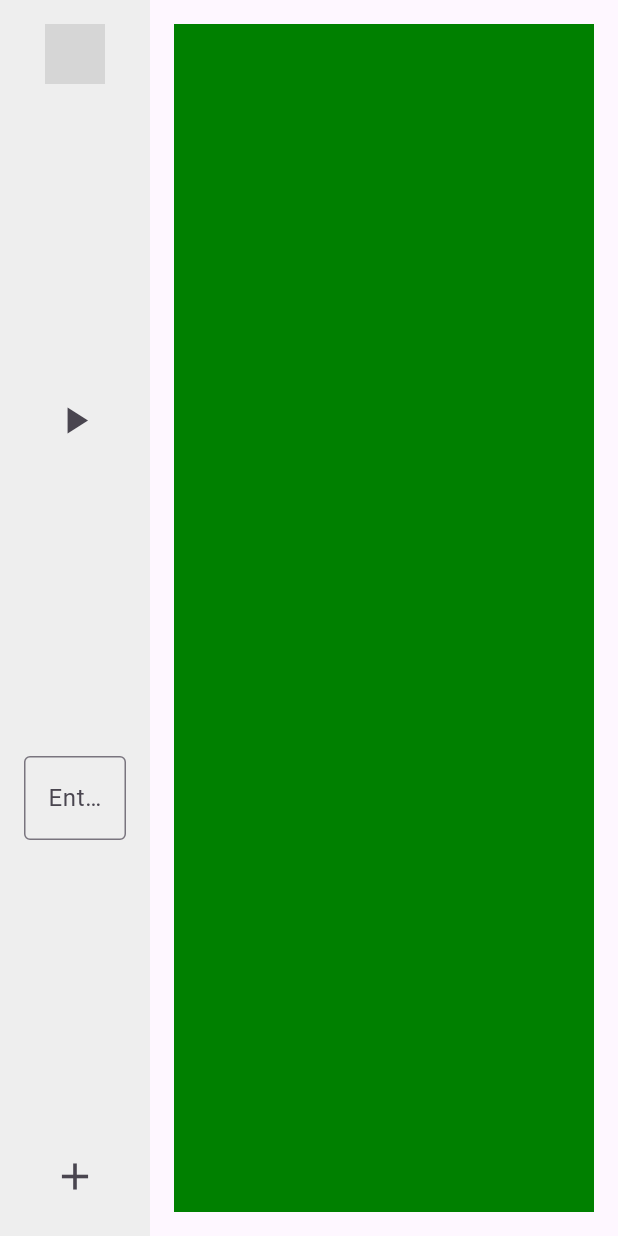
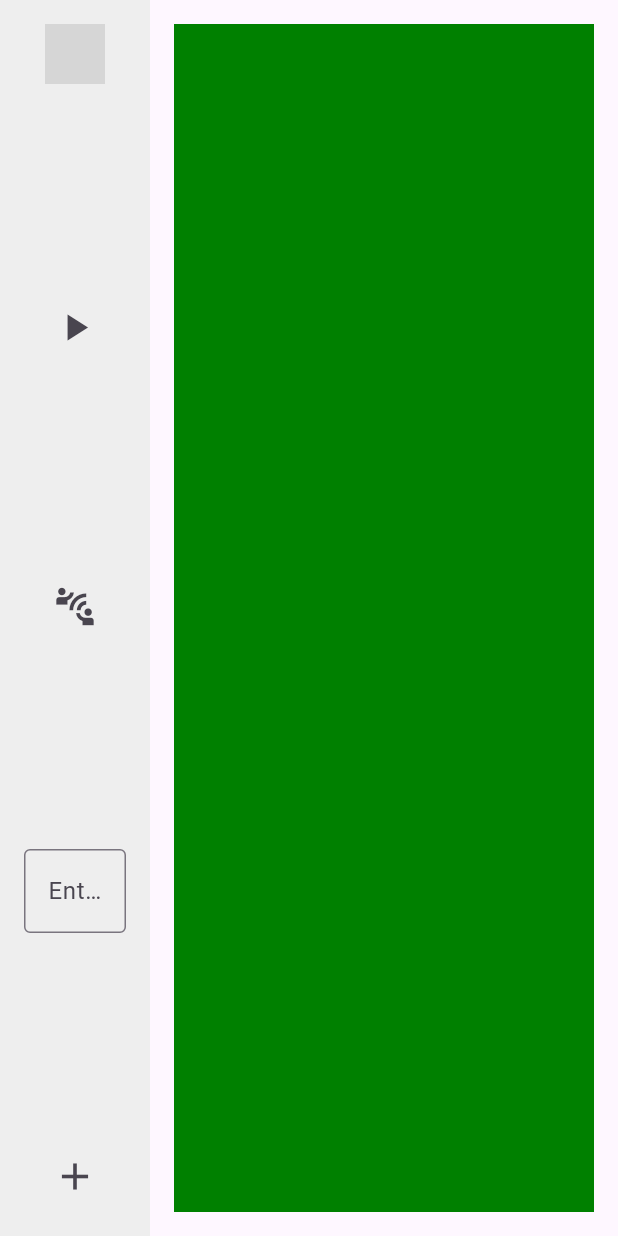
Before and after one commit to AndreaPellizzari/FlutterScala, a Flutter app: the screen it shows after launch, on a phone screen of 412 x 824 dp. Run offline on Flutter 3.47's test engine with Material 3 defaults, Android fonts, the phone set to English and light mode, and no system bars; network calls fail; grey boxes are pictures that could not be loaded.

Commit message:
commit socket connection 3 - connection handling

```diff
--- a/flutterscala/lib/pages/home/partials/homepage_sidebar.dart
+++ b/flutterscala/lib/pages/home/partials/homepage_sidebar.dart
@@ -4,13 +4,15 @@ class HomePageSidebar extends StatelessWidget {
   final void Function() addNewNote;
   final void Function() play;
   final void Function() hostAvversario;
+  final void Function() listen;
   final TextEditingController controller;
 
   HomePageSidebar(
       {required this.addNewNote,
       required this.play,
       required this.hostAvversario,
-      required this.controller});
+      required this.controller,
+      required this.listen});
 
   String _printTextFieldValue() {
     // Step 3: Access the text property of the controller
@@ -52,6 +54,15 @@ class HomePageSidebar extends StatelessWidget {
               ),
               Padding(
                 padding: const EdgeInsets.all(16.0),
+                child: IconButton(
+                    onPressed: listen,
+                    icon: Icon(
+                      Icons.connect_without_contact,
+                      size: 30,
+                    )),
+              ),
+              Padding(
+                padding: const EdgeInsets.all(16.0),
                 child: TextField(
                   controller: controller,
                   decoration: InputDecoration(
```
Also changed, not shown: flutterscala/lib/pages/home/home_page.dart (+57 -5 lines).
